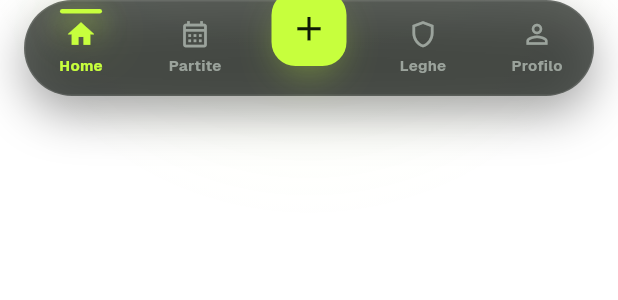
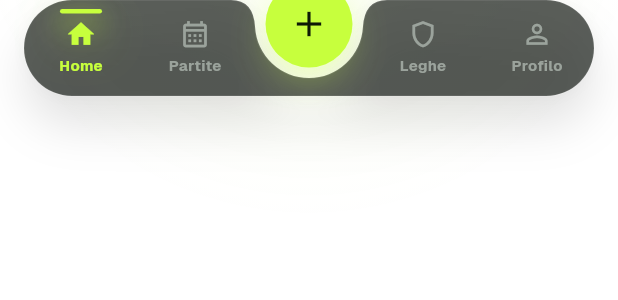
Before and after one commit to renatomancino/kickly, a Flutter app: the _KicklyBottomBar widget shown alone on an empty page, opened directly with empty values, on a phone screen of 412 x 824 dp. Shown: the top 300 px of the screen. Run offline on Flutter 3.47's test engine with Material 3 defaults, Android fonts, the phone set to English and light mode, and no system bars; our stand-ins replace cached_network_image, flutter_local_notifications, flutter_secure_storage, go_router, google_sign_in, image_picker and 3 more; missing offline and left inert: workmanager; accounts and stored records are empty; project files that could hold a hidden picture were left out.

Commit message:
style: notch the bottom bar around the circular + button
Replaces the rounded-square FAB floating on top of the capsule with a
true circle set into a circular notch cut out of the bar itself, so the
bar visibly breaks around the button instead of just being covered by it.

Reuses Flutter's CircularNotchedRectangle (the same primitive Scaffold
uses to dock a FAB into a BottomAppBar) purely for its notch geometry,
intersected with a full-radius RRect path in a CustomPainter — the bar
isn't a real BottomAppBar (it floats with margins, not edge-to-edge) so
the built-in docking mechanism doesn't apply directly.

Co-Authored-By: Claude Sonnet 5 <noreply@anthropic.com>

```diff
--- a/mobile/lib/features/shell/app_shell.dart
+++ b/mobile/lib/features/shell/app_shell.dart
@@ -4,6 +4,24 @@ import 'package:go_router/go_router.dart';
 import '../../app.dart';
 import '../../core/theme/app_theme.dart';
 import '../../data/kickly_repository.dart';
+
+/// Altezza della capsula della bottom bar. Condivisa fra il layout e
+/// `_NotchedBarPainter`, che deve conoscerla per centrare correttamente il
+/// morso circolare del "+".
+const _kBarHeight = 64.0;
+
+/// Diametro del pulsante "+" e raggio del morso ritagliato per ospitarlo.
+/// Il morso è volutamente un po' più largo del cerchio (vedi
+/// `_kNotchMargin`) per lasciare un anello di respiro fra il bordo del
+/// pulsante e il bordo della barra, invece di farli combaciare a filo.
+const _kFabDiameter = 58.0;
+const _kNotchMargin = 7.0;
+
+/// Centro verticale del "+", in coordinate locali della barra (0 = bordo
+/// superiore della capsula). Sta sopra al centro naturale della Row
+/// (`_kBarHeight / 2`) cosi il cerchio sporge dal morso invece di restarci
+/// dentro piatto.
+const _kFabCenterY = _kBarHeight / 2 - 16;
 
 class AppShell extends StatefulWidget {
   const AppShell({super.key, required this.location, required this.child});
@@ -121,28 +139,19 @@ class _KicklyBottomBar extends StatelessWidget {
         16,
         10 + MediaQuery.paddingOf(context).bottom,
       ),
-      child: DecoratedBox(
-        decoration: BoxDecoration(
-          // Superficie semitrasparente: lascia intravedere l'alone verde
-          // di `KicklyBackdrop` dietro, per l'aria "di vetro" del
-          // `backdrop-blur-lg` originale (un vero blur richiederebbe che il
-          // contenuto scorra sotto la barra, che qui non fa).
-          color: AppTheme.surfaceHigh.withValues(alpha: .74),
-          borderRadius: BorderRadius.circular(999),
-          border: Border.all(color: AppTheme.outline),
-          boxShadow: [
-            BoxShadow(
-              color: Colors.black.withValues(alpha: .35),
-              blurRadius: 26,
-              offset: const Offset(0, 12),
-            ),
-          ],
-        ),
       child: SizedBox(
-          height: 64,
+        height: _kBarHeight,
         child: Stack(
           clipBehavior: Clip.none,
           children: [
+            // Il "+" non galleggia più sopra una capsula piena: la capsula
+            // stessa ha un morso circolare ritagliato al centro (vedi
+            // _NotchedBarPainter) dove il pulsante si incastona, così la
+            // barra sembra "spezzata" intorno al cerchio invece che coperta
+            // da un quadrato appoggiato sopra.
+            const Positioned.fill(
+              child: CustomPaint(painter: _NotchedBarPainter()),
+            ),
             AnimatedAlign(
               duration: const Duration(milliseconds: 320),
               curve: Curves.easeOutCubic,
@@ -159,8 +168,8 @@ class _KicklyBottomBar extends StatelessWidget {
                       decoration: BoxDecoration(
                         color: AppTheme.primary,
                         borderRadius: BorderRadius.circular(999),
-                          // Doppio alone sfumato sotto la barretta, come i
-                          // tre blob sovrapposti (`blur-md`/`blur-sm`) del
+                        // Doppio alone sfumato sotto la barretta, come i tre
+                        // blob sovrapposti (`blur-md`/`blur-sm`) del
                         // componente originale.
                         boxShadow: [
                           BoxShadow(
@@ -187,38 +196,42 @@ class _KicklyBottomBar extends StatelessWidget {
                 for (var i = 0; i < 2; i++)
                   Expanded(child: _item(context, items[i], i == active)),
                 Expanded(
+                  // Stesso spostamento verticale (_kFabCenterY) usato da
+                  // _NotchedBarPainter per calcolare il morso: se cambia uno
+                  // dei due valori senza l'altro, il cerchio non combacia
+                  // più con l'incavo.
                   child: Transform.translate(
-                      offset: const Offset(0, -13),
+                    offset: const Offset(0, _kFabCenterY - _kBarHeight / 2),
                     child: Center(
                       child: DecoratedBox(
                         // Alone verde sotto al pulsante, come lo
                         // `shadow-[0_10px_28px_-8px_var(--primary)]` della
                         // PWA: è quello che lo fa sembrare acceso invece di
-                          // un quadrato verde appiccicato sulla barra.
+                        // un cerchio verde appiccicato sulla barra.
                         decoration: BoxDecoration(
-                            borderRadius: BorderRadius.circular(16),
+                          shape: BoxShape.circle,
                           boxShadow: [
                             BoxShadow(
                               color: AppTheme.primary.withValues(alpha: .45),
                               blurRadius: 22,
-                                spreadRadius: -6,
+                              spreadRadius: -4,
                               offset: const Offset(0, 9),
                             ),
                           ],
                         ),
                         child: Material(
                           color: AppTheme.primary,
-                            borderRadius: BorderRadius.circular(16),
+                          shape: const CircleBorder(),
                           child: InkWell(
-                              borderRadius: BorderRadius.circular(16),
+                            customBorder: const CircleBorder(),
                             onTap: () => _quickActions(context),
-                              child: const SizedBox(
-                                width: 50,
-                                height: 50,
-                                child: Icon(
+                            child: SizedBox(
+                              width: _kFabDiameter,
+                              height: _kFabDiameter,
+                              child: const Icon(
                                 Icons.add,
                                 color: AppTheme.onPrimary,
-                                  size: 27,
+                                size: 28,
                               ),
                             ),
                           ),
@@ -234,9 +247,9 @@ class _KicklyBottomBar extends StatelessWidget {
           ],
         ),
       ),
-      ),
     );
   }
+
 
   Widget _item(
     BuildContext context,
@@ -319,3 +332,64 @@ class _KicklyBottomBar extends StatelessWidget {
     );
   }
 }
+
+/// Disegna la capsula della bottom bar con un morso circolare ritagliato al
+/// centro per il pulsante "+", cosi la barra sembra "spezzata" intorno al
+/// cerchio invece di restare piena sotto un pulsante appoggiato sopra.
+///
+/// `CircularNotchedRectangle` è la stessa classe che Flutter usa per
+/// agganciare un FloatingActionButton a una BottomAppBar: la riusiamo qui
+/// solo per la sua geometria (`getOuterPath`), senza il resto della
+/// macchina di aggancio di Scaffold, perché la nostra barra non è
+/// un'edge-to-edge BottomAppBar ma una capsula fluttuante con margini. Il
+/// risultato (rettangolo con morso, angoli vivi) viene poi intersecato con
+/// una RRect a raggio pieno per ottenere sia gli angoli arrotondati sia il
+/// morso nello stesso Path.
+class _NotchedBarPainter extends CustomPainter {
+  const _NotchedBarPainter();
+
+  static const _notch = CircularNotchedRectangle();
+
+  Path _shape(Size size) {
+    final host = Offset.zero & size;
+    final pill = Path()
+      ..addRRect(
+        RRect.fromRectAndRadius(host, Radius.circular(size.height / 2)),
+      );
+    final notched = _notch.getOuterPath(
+      host,
+      Rect.fromCircle(
+        center: const Offset(0, _kFabCenterY),
+        radius: _kFabDiameter / 2 + _kNotchMargin,
+      ).translate(size.width / 2, 0),
+    );
+    return Path.combine(PathOperation.intersect, pill, notched);
+  }
+
+  @override
+  void paint(Canvas canvas, Size size) {
+    final path = _shape(size);
+
+    // Stessa ombra "sospesa" della versione precedente, ma disegnata lungo
+    // il Path vero (morso incluso) invece che con un BoxShadow rettangolare
+    // che avrebbe ignorato l'incavo.
+    canvas.drawShadow(path, Colors.black.withValues(alpha: .45), 10, true);
+
+    final fill = Paint()
+      // Superficie semitrasparente: lascia intravedere l'alone verde di
+      // `KicklyBackdrop` dietro, per l'aria "di vetro" del
+      // `backdrop-blur-lg` originale (un vero blur richiederebbe che il
+      // contenuto scorra sotto la barra, che qui non fa).
+      ..color = AppTheme.surfaceHigh.withValues(alpha: .74);
+    canvas.drawPath(path, fill);
+
+    final border = Paint()
+      ..style = PaintingStyle.stroke
+      ..strokeWidth = 1
+      ..color = AppTheme.outline;
+    canvas.drawPath(path, border);
+  }
+
+  @override
+  bool shouldRepaint(covariant _NotchedBarPainter oldDelegate) => false;
+}
```
Lines whose indentation alone changed are shown as unchanged.
